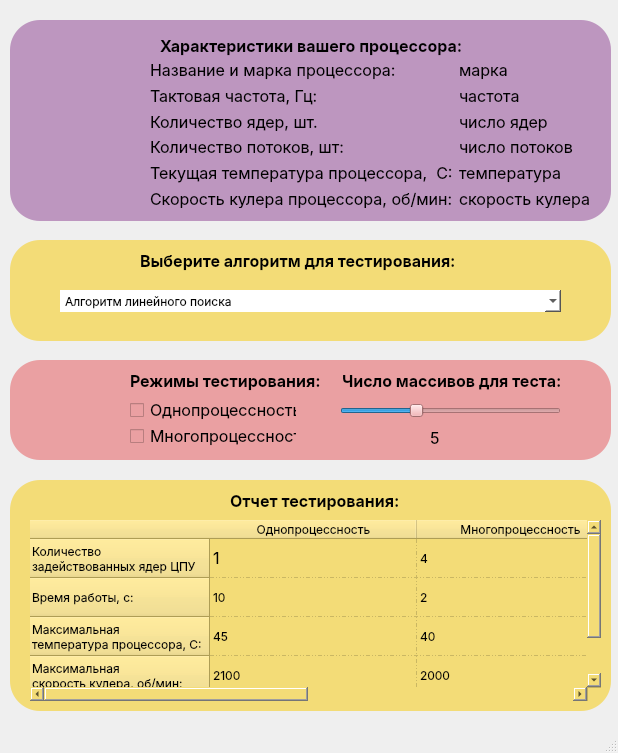
Above: design.ui from IvanZaycev0717/python_cpu_benchmark before the change. Below: the same form after it.
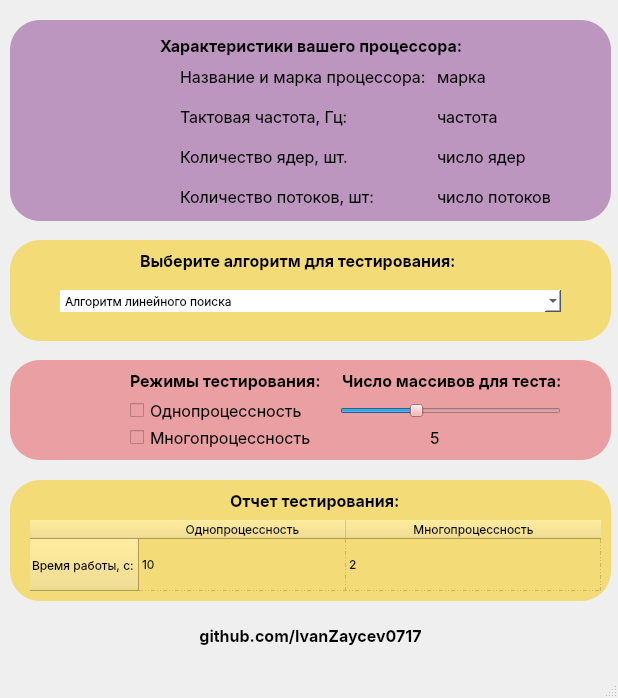
That is the form after the change. Icons and pictures are not drawn.

Patch:
```diff
--- a/design.ui
+++ b/design.ui
@@ -7,7 +7,7 @@
     <x>0</x>
     <y>0</y>
     <width>618</width>
-    <height>753</height>
+    <height>698</height>
    </rect>
   </property>
   <property name="font">
@@ -68,13 +68,13 @@
       <string>Характеристики вашего процессора:</string>
      </property>
     </widget>
-    <widget class="QWidget" name="">
+    <widget class="QWidget" name="layoutWidget">
      <property name="geometry">
       <rect>
        <x>10</x>
        <y>40</y>
        <width>571</width>
-       <height>148</height>
+       <height>154</height>
       </rect>
      </property>
      <layout class="QHBoxLayout" name="horizontalLayout">
@@ -148,32 +148,6 @@
           </property>
          </widget>
         </item>
-        <item>
-         <widget class="QLabel" name="label_6">
-          <property name="font">
-           <font>
-            <family>Inter</family>
-            <pointsize>12</pointsize>
-           </font>
-          </property>
-          <property name="text">
-           <string>Текущая температура процессора,  C:</string>
-          </property>
-         </widget>
-        </item>
-        <item>
-         <widget class="QLabel" name="label_7">
-          <property name="font">
-           <font>
-            <family>Inter</family>
-            <pointsize>12</pointsize>
-           </font>
-          </property>
-          <property name="text">
-           <string>Скорость кулера процессора, об/мин:</string>
-          </property>
-         </widget>
-        </item>
        </layout>
       </item>
       <item>
@@ -230,32 +204,6 @@
           </property>
          </widget>
         </item>
-        <item>
-         <widget class="QLabel" name="label_12">
-          <property name="font">
-           <font>
-            <family>Inter</family>
-            <pointsize>12</pointsize>
-           </font>
-          </property>
-          <property name="text">
-           <string>температура</string>
-          </property>
-         </widget>
-        </item>
-        <item>
-         <widget class="QLabel" name="label_13">
-          <property name="font">
-           <font>
-            <family>Inter</family>
-            <pointsize>12</pointsize>
-           </font>
-          </property>
-          <property name="text">
-           <string>скорость кулера</string>
-          </property>
-         </widget>
-        </item>
        </layout>
       </item>
      </layout>
@@ -489,13 +437,13 @@
       <bool>true</bool>
      </property>
     </widget>
-    <widget class="QWidget" name="">
+    <widget class="QWidget" name="layoutWidget">
      <property name="geometry">
       <rect>
        <x>120</x>
        <y>10</y>
        <width>432</width>
-       <height>21</height>
+       <height>22</height>
       </rect>
      </property>
      <layout class="QHBoxLayout" name="horizontalLayout_2">
@@ -529,13 +477,13 @@
       </item>
      </layout>
     </widget>
-    <widget class="QWidget" name="">
+    <widget class="QWidget" name="layoutWidget">
      <property name="geometry">
       <rect>
        <x>120</x>
        <y>40</y>
-       <width>166</width>
-       <height>46</height>
+       <width>183</width>
+       <height>48</height>
       </rect>
      </property>
      <layout class="QVBoxLayout" name="verticalLayout_3">
@@ -574,7 +522,7 @@
       <x>10</x>
       <y>480</y>
       <width>601</width>
-      <height>231</height>
+      <height>121</height>
      </rect>
     </property>
     <property name="styleSheet">
@@ -613,7 +561,7 @@
        <x>20</x>
        <y>40</y>
        <width>571</width>
-       <height>181</height>
+       <height>71</height>
       </rect>
      </property>
      <property name="sizePolicy">
@@ -670,29 +618,11 @@
      <attribute name="verticalHeaderStretchLastSection">
       <bool>true</bool>
      </attribute>
-     <row>
-      <property name="text">
-       <string>Количество
-задействованных ядер ЦПУ</string>
-      </property>
-     </row>
      <row>
       <property name="text">
        <string>Время работы, с:</string>
       </property>
      </row>
-     <row>
-      <property name="text">
-       <string>Максимальная
-температура процессора, С:</string>
-      </property>
-     </row>
-     <row>
-      <property name="text">
-       <string>Максимальная
-скорость кулера, об/мин:</string>
-      </property>
-     </row>
      <column>
       <property name="text">
        <string>Однопроцессность</string>
@@ -705,51 +635,39 @@
      </column>
      <item row="0" column="0">
       <property name="text">
-       <string>1</string>
-      </property>
-      <property name="font">
-       <font>
-        <pointsize>12</pointsize>
-       </font>
-      </property>
-     </item>
-     <item row="0" column="1">
-      <property name="text">
-       <string>4</string>
-      </property>
-     </item>
-     <item row="1" column="0">
-      <property name="text">
        <string>10</string>
       </property>
      </item>
-     <item row="1" column="1">
+     <item row="0" column="1">
       <property name="text">
        <string>2</string>
       </property>
      </item>
-     <item row="2" column="0">
-      <property name="text">
-       <string>45</string>
-      </property>
-     </item>
-     <item row="2" column="1">
-      <property name="text">
-       <string>40</string>
-      </property>
-     </item>
-     <item row="3" column="0">
-      <property name="text">
-       <string>2100</string>
-      </property>
-     </item>
-     <item row="3" column="1">
-      <property name="text">
-       <string>2000</string>
-      </property>
-     </item>
     </widget>
    </widget>
+   <widget class="QLabel" name="label_6">
+    <property name="geometry">
+     <rect>
+      <x>190</x>
+      <y>620</y>
+      <width>241</width>
+      <height>31</height>
+     </rect>
+    </property>
+    <property name="font">
+     <font>
+      <family>Inter</family>
+      <pointsize>12</pointsize>
+      <bold>true</bold>
+     </font>
+    </property>
+    <property name="text">
+     <string>github.com/IvanZaycev0717</string>
+    </property>
+    <property name="alignment">
+     <set>Qt::AlignCenter</set>
+    </property>
+   </widget>
   </widget>
   <widget class="QMenuBar" name="menubar">
    <property name="geometry">
```
Left out of the diff: 2 changed lines with no effect on the pictures.
